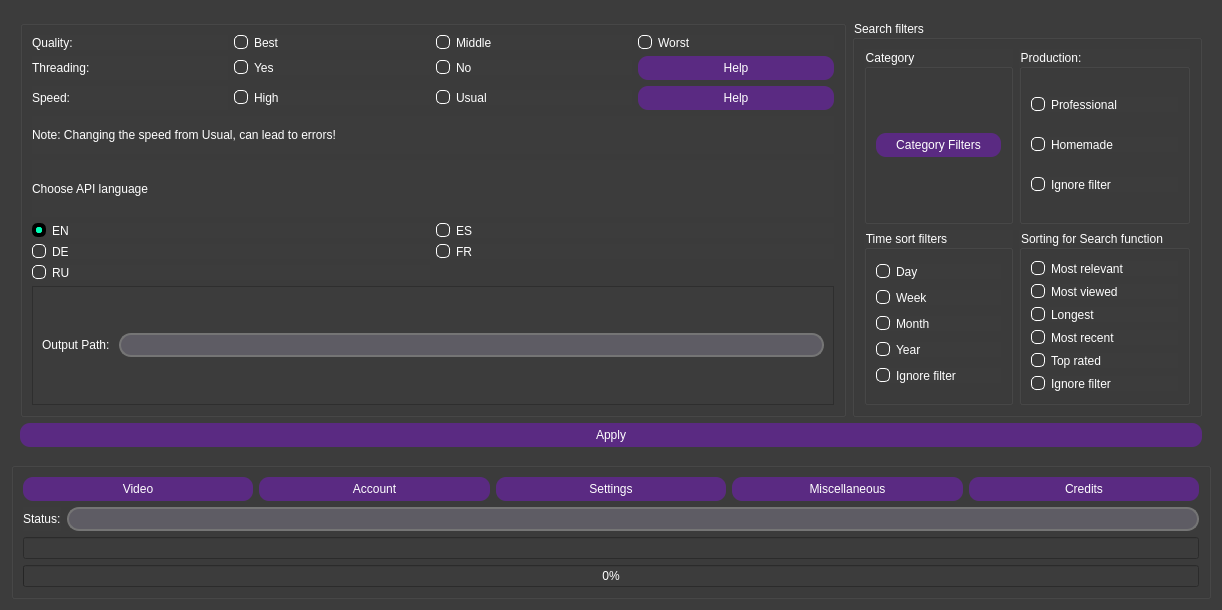
Before: the Qt Designer form src/Porn_Fetch_v3.ui in EchterAlsFake/Porn_Fetch, drawn with Qt 5.
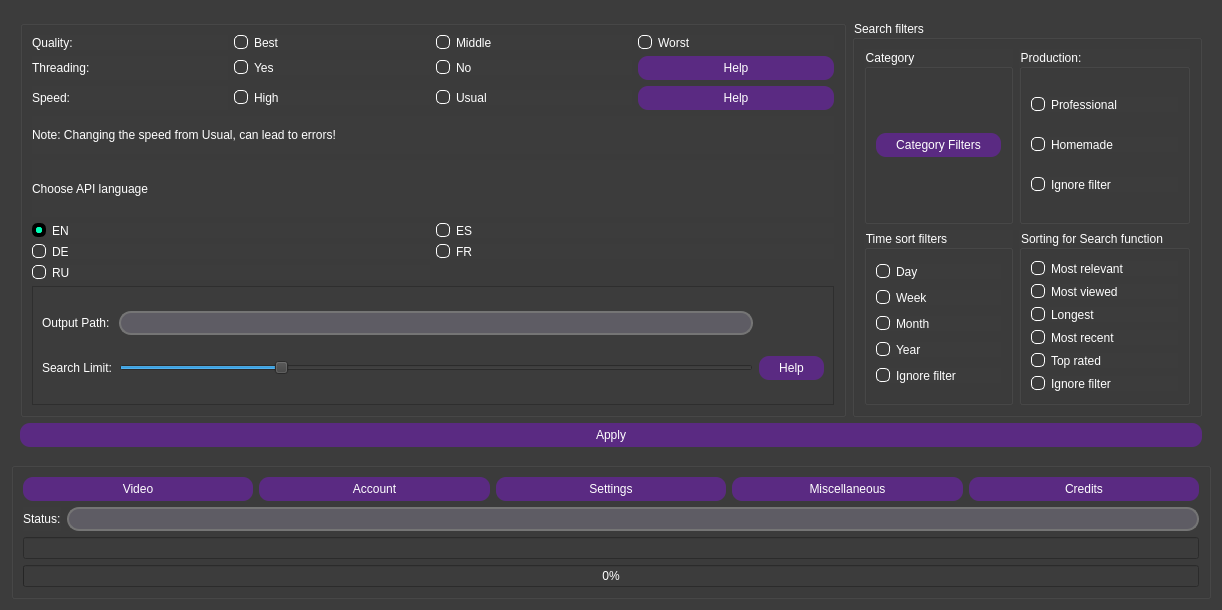
After: the same form once the commit is applied.

Commit message:
Added support for iSH Updated README.md Implemented Logo Updated STATUS.md Fixed search filters (not yet excluding)
Now testing Windows support

```diff
--- a/src/Porn_Fetch_v3.ui
+++ b/src/Porn_Fetch_v3.ui
@@ -1101,6 +1101,57 @@
                </property>
               </widget>
              </item>
+             <item row="2" column="0">
+              <widget class="QLabel" name="label_2">
+               <property name="text">
+                <string>Search Limit:</string>
+               </property>
+              </widget>
+             </item>
+             <item row="2" column="2">
+              <widget class="QPushButton" name="pushButton">
+               <property name="styleSheet">
+                <string notr="true">QPushButton {
+        background-color: #5a2a82;
+        color: #ffffff; 
+        border: none;
+        border-radius: 10px;
+        padding: 5px 20px; 
+        font-size: 12px;
+        outline: none;
+    }
+    
+    QPushButton:hover {
+        background-color: #7b3ca3; 
+    }
+
+    QPushButton:pressed {
+        background-color: #481f61; 
+    }
+
+    QPushButton:disabled {
+        background-color: #3f1d4d; 
+        color: #8a7b9a; 
+    }</string>
+               </property>
+               <property name="text">
+                <string>Help</string>
+               </property>
+              </widget>
+             </item>
+             <item row="2" column="1">
+              <widget class="QSlider" name="horizontalSlider">
+               <property name="maximum">
+                <number>200</number>
+               </property>
+               <property name="value">
+                <number>50</number>
+               </property>
+               <property name="orientation">
+                <enum>Qt::Horizontal</enum>
+               </property>
+              </widget>
+             </item>
             </layout>
            </widget>
           </item>
```
The commit also changes 7 other files.
